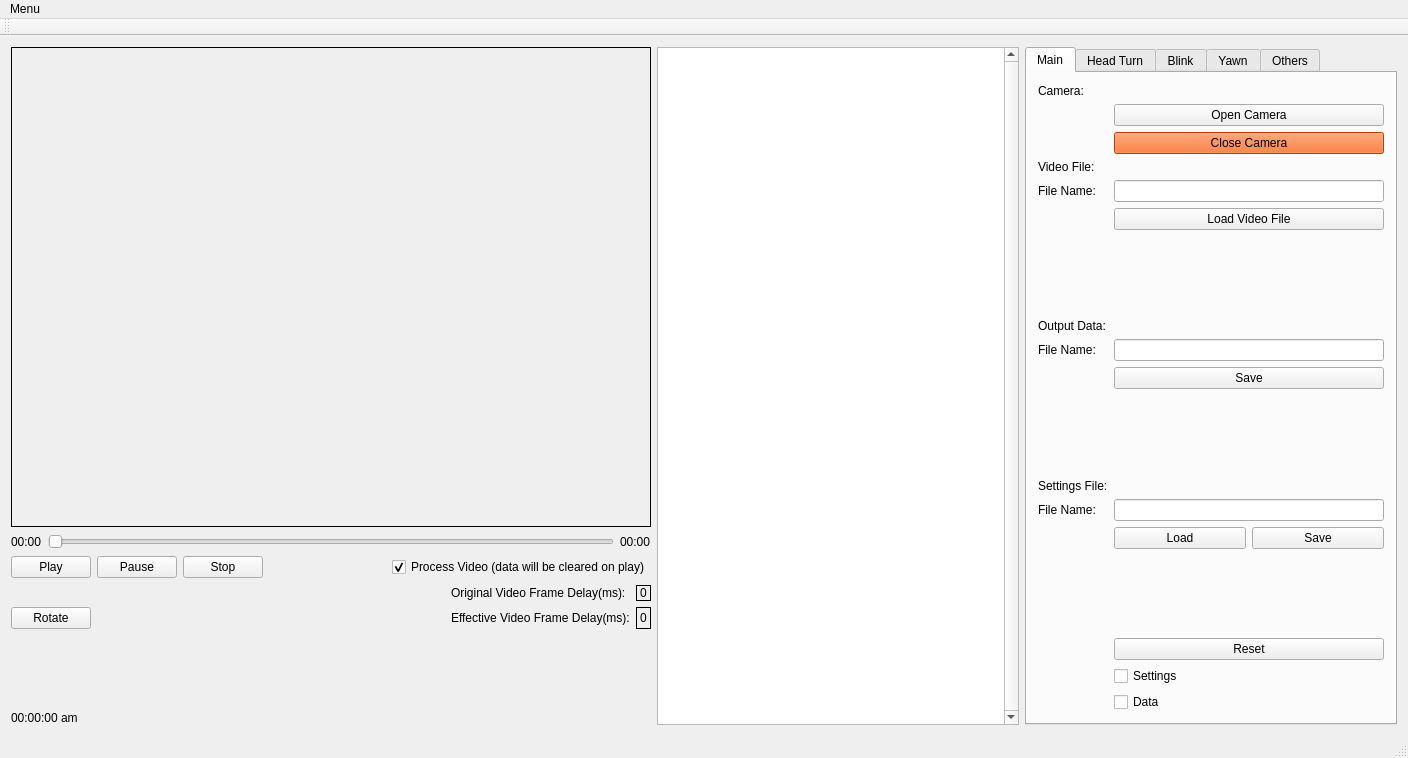
Before: the Qt Designer form mainwindow.ui in image-amazing/DriverMonitor, drawn with Qt 5.
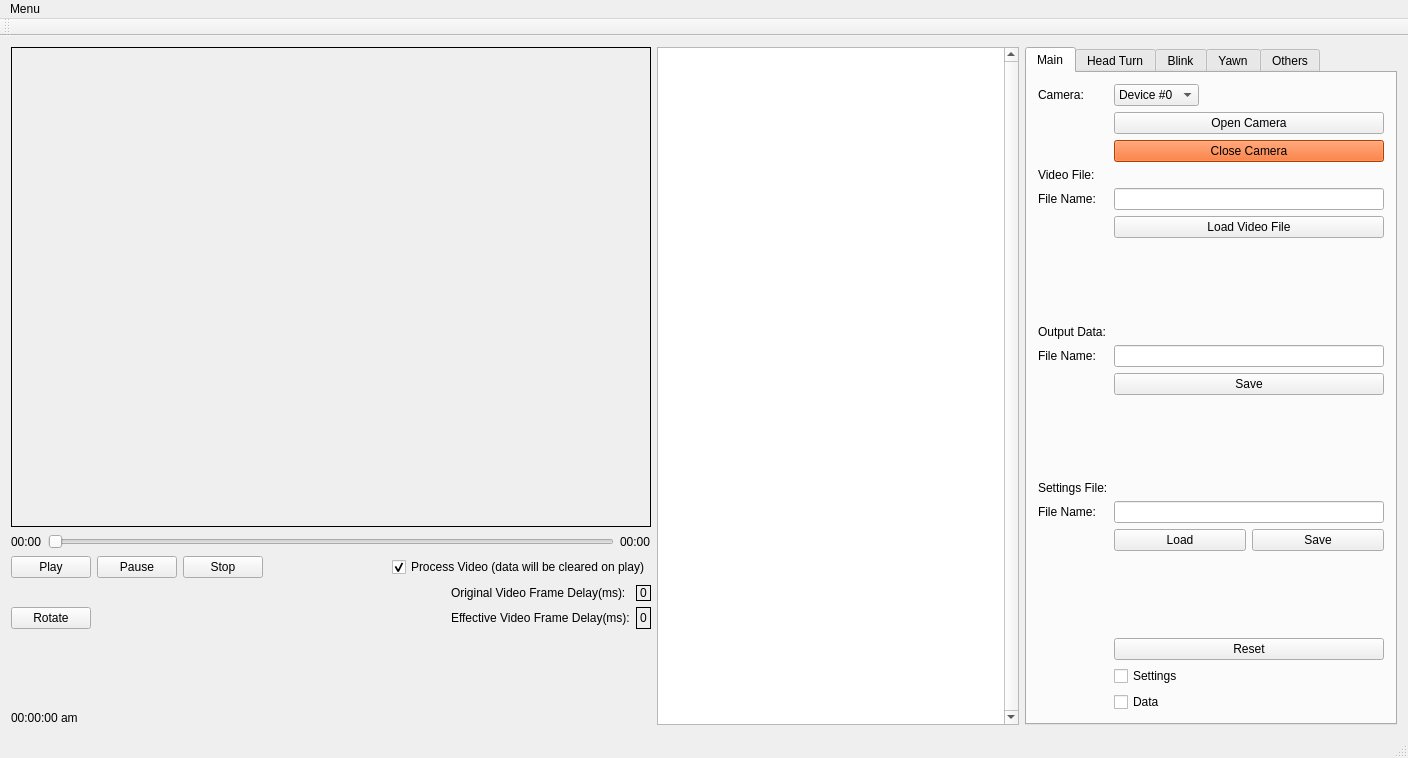
After: the same form once the commit is applied. Custom widgets are drawn as their Qt base class.

Commit message: Added select Camera Device option

Diff of the .ui file:
```diff
--- a/mainwindow.ui
+++ b/mainwindow.ui
@@ -444,6 +444,37 @@
             </property>
            </widget>
           </item>
+          <item row="0" column="1">
+           <layout class="QHBoxLayout" name="horizontalLayout_6">
+            <item>
+             <widget class="QComboBox" name="comboBox">
+              <item>
+               <property name="text">
+                <string>Device #0</string>
+               </property>
+              </item>
+              <item>
+               <property name="text">
+                <string>Device #1</string>
+               </property>
+              </item>
+             </widget>
+            </item>
+            <item>
+             <spacer name="horizontalSpacer_4">
+              <property name="orientation">
+               <enum>Qt::Horizontal</enum>
+              </property>
+              <property name="sizeHint" stdset="0">
+               <size>
+                <width>40</width>
+                <height>20</height>
+               </size>
+              </property>
+             </spacer>
+            </item>
+           </layout>
+          </item>
          </layout>
         </item>
         <item>
```
Left out of the diff: 82 changed lines with no effect on the pictures. The commit also changes 5 other files.
